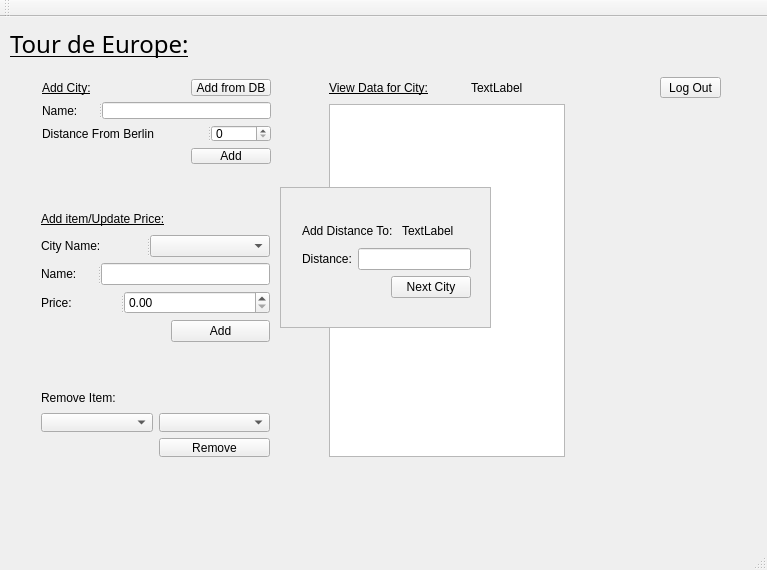
The window that mainwindow.ui (kevinsemenov14/ProjectOneCS1D) describes before a commit, drawn with Qt 5.
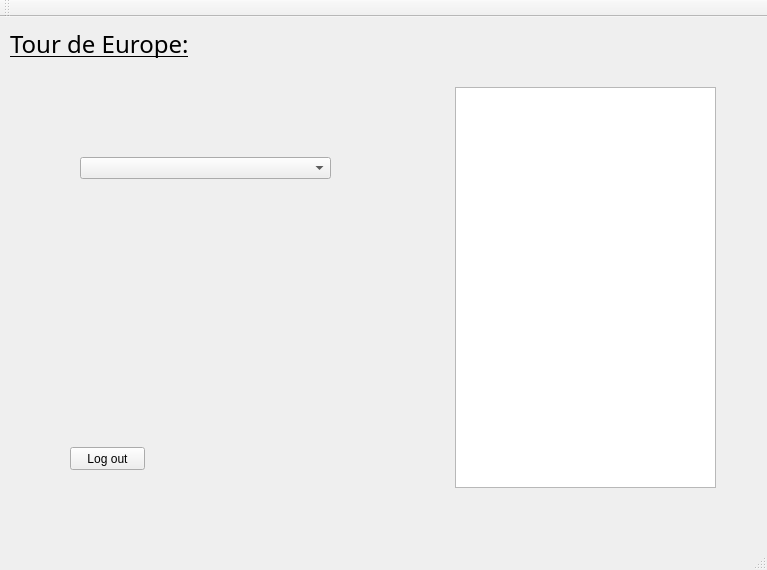
The same window after the commit.

```diff
--- a/mainwindow.ui
+++ b/mainwindow.ui
@@ -30,7 +30,7 @@
      <string notr="true"/>
     </property>
     <property name="currentIndex">
-     <number>2</number>
+     <number>5</number>
     </property>
     <widget class="QWidget" name="stackedWidgetPage1">
      <widget class="QWidget" name="layoutWidget">
@@ -1187,6 +1187,41 @@
       </layout>
      </widget>
     </widget>
+    <widget class="QWidget" name="stackedWidgetPage6">
+     <widget class="QTableWidget" name="tableWidget_2">
+      <property name="geometry">
+       <rect>
+        <x>435</x>
+        <y>30</y>
+        <width>261</width>
+        <height>401</height>
+       </rect>
+      </property>
+     </widget>
+     <widget class="QComboBox" name="comboBox">
+      <property name="geometry">
+       <rect>
+        <x>60</x>
+        <y>100</y>
+        <width>251</width>
+        <height>22</height>
+       </rect>
+      </property>
+     </widget>
+     <widget class="QPushButton" name="pushButton_2">
+      <property name="geometry">
+       <rect>
+        <x>50</x>
+        <y>390</y>
+        <width>75</width>
+        <height>23</height>
+       </rect>
+      </property>
+      <property name="text">
+       <string>Log out</string>
+      </property>
+     </widget>
+    </widget>
    </widget>
    <widget class="QLabel" name="label">
     <property name="geometry">
```
Left out of the diff: 13 changed lines with no effect on the pictures.
